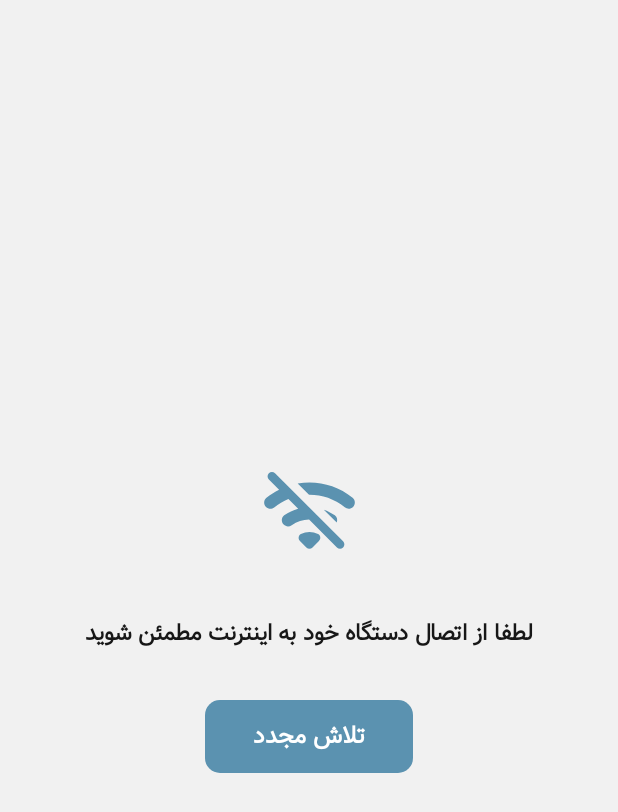
After one commit to alirezasn80/learn_en, an Android app built with Jetpack Compose: the OfflineScreen screen opened through its navigation route, on a phone screen of 412 x 824 dp. The commit adds this screen. Shown: the top 812 px of the screen. Run offline under Robolectric (Android 15) with nearby library versions, the phone set to English and light mode, and no system bars; our stand-ins replace Dagger/Hilt's generated code, Shimmer; libraries missing offline, so code that uses them is left out: io.appmetrica.analytics, ir.cafebazaar.poolakey.

Commit message:
work on check online/offline

```diff
--- a/app/src/main/java/com/alirezasn80/learn_en/app/MainActivity.kt
+++ b/app/src/main/java/com/alirezasn80/learn_en/app/MainActivity.kt
@@ -11,6 +11,7 @@ import com.alirezasn80.learn_en.app.navigation.rememberNavigationState
 import com.alirezasn80.learn_en.feature.content.ContentScreen
 import com.alirezasn80.learn_en.feature.create.CreateScreen
 import com.alirezasn80.learn_en.feature.home.HomeScreen
+import com.alirezasn80.learn_en.feature.offline.OfflineScreen
 import com.alirezasn80.learn_en.feature.onboarding.OnBoardingScreen
 import com.alirezasn80.learn_en.feature.payment.PaymentScreen
 import com.alirezasn80.learn_en.feature.splash.SplashScreen
@@ -64,6 +65,10 @@ class MainActivity : ComponentActivity() {
                         PaymentScreen(navigationState::upPress)
                     }
 
+                    composable(Screen.Offline.route) {
+                        OfflineScreen(navigationState)
+                    }
+
                 }
             }
         }
--- a/app/src/main/java/com/alirezasn80/learn_en/feature/home/HomeScreen.kt
+++ b/app/src/main/java/com/alirezasn80/learn_en/feature/home/HomeScreen.kt
@@ -344,7 +344,7 @@ private fun HeaderDrawer() {
             .background(MaterialTheme.colorScheme.secondary)
             .padding(dimension.medium)
     ) {
-        Image(painter = painterResource(id = R.drawable.ic_launcher_foreground), contentDescription = null)
+        Image(painter = painterResource(id = R.drawable.img_logo), contentDescription = null, modifier = Modifier.size(85.dp).clip(CircleShape))
         SmallSpacer()
         Text(text = stringResource(id = R.string.enlish_stories))
         SmallSpacer()
--- /dev/null
+++ b/app/src/main/java/com/alirezasn80/learn_en/feature/offline/OfflineScreen.kt
@@ -0,0 +1,58 @@
+package com.alirezasn80.learn_en.feature.offline
+
+import androidx.compose.foundation.background
+import androidx.compose.foundation.layout.Arrangement
+import androidx.compose.foundation.layout.Column
+import androidx.compose.foundation.layout.fillMaxSize
+import androidx.compose.foundation.layout.padding
+import androidx.compose.foundation.layout.size
+import androidx.compose.material3.Icon
+import androidx.compose.material3.MaterialTheme
+import androidx.compose.material3.Text
+import androidx.compose.runtime.Composable
+import androidx.compose.ui.Alignment
+import androidx.compose.ui.Modifier
+import androidx.compose.ui.graphics.vector.ImageVector
+import androidx.compose.ui.platform.LocalContext
+import androidx.compose.ui.res.stringResource
+import androidx.compose.ui.res.vectorResource
+import androidx.compose.ui.text.style.TextAlign
+import androidx.compose.ui.unit.dp
+import com.alirezasn80.learn_en.R
+import com.alirezasn80.learn_en.app.navigation.NavigationState
+import com.alirezasn80.learn_en.ui.common.BaseButton
+import com.alirezasn80.learn_en.ui.theme.LargeSpacer
+import com.alirezasn80.learn_en.ui.theme.dimension
+import com.alirezasn80.learn_en.utill.isOnline
+
+@Composable
+fun OfflineScreen(navigationState: NavigationState) {
+    val context = LocalContext.current
+    Column(
+        Modifier
+            .fillMaxSize()
+            .background(MaterialTheme.colorScheme.background)
+            .padding(dimension.medium), horizontalAlignment = Alignment.CenterHorizontally, verticalArrangement = Arrangement.Center
+    ) {
+        Icon(
+            imageVector = ImageVector.vectorResource(id = R.drawable.ic_offline),
+            contentDescription = "Offline",
+            modifier = Modifier
+                .size(70.dp),
+            tint = MaterialTheme.colorScheme.primary
+        )
+
+        LargeSpacer()
+        Text(
+            text = stringResource(id = R.string.youre_offline),
+            textAlign = TextAlign.Center,
+            color = MaterialTheme.colorScheme.onBackground,
+            style = MaterialTheme.typography.titleSmall
+        )
+        LargeSpacer()
+        BaseButton(text = R.string.try_again) {
+            if (isOnline(context))
+                navigationState.navToSplash()
+        }
+    }
+}
--- a/app/src/main/java/com/alirezasn80/learn_en/feature/splash/SplashScreen.kt
+++ b/app/src/main/java/com/alirezasn80/learn_en/feature/splash/SplashScreen.kt
@@ -9,6 +9,7 @@ import androidx.compose.foundation.layout.fillMaxWidth
 import androidx.compose.foundation.layout.padding
 import androidx.compose.foundation.layout.size
 import androidx.compose.foundation.layout.wrapContentSize
+import androidx.compose.foundation.shape.CircleShape
 import androidx.compose.material3.Icon
 import androidx.compose.material3.LinearProgressIndicator
 import androidx.compose.material3.MaterialTheme
@@ -80,9 +81,9 @@ private fun BoxScope.LogoSection() {
             .align(Alignment.Center), horizontalAlignment = Alignment.CenterHorizontally
     ) {
         Icon(
-            painter = painterResource(id = R.drawable.ic_launcher_foreground),
+            painter = painterResource(id = R.drawable.img_logo),
             contentDescription = null,
-            modifier = Modifier.size(150.dp),
+            modifier = Modifier.size(150.dp).clip(CircleShape),
             tint = Color.Unspecified
 
         )
--- a/app/src/main/java/com/alirezasn80/learn_en/feature/splash/SplashViewModel.kt
+++ b/app/src/main/java/com/alirezasn80/learn_en/feature/splash/SplashViewModel.kt
@@ -34,7 +34,8 @@ class SplashViewModel @Inject constructor(
         viewModelScope.launch(Dispatchers.IO) {
 
             if (!isOnline(application)) {
-                navigationState.navToOffline()
+                withContext(Dispatchers.Main){ navigationState.navToOffline() }
+
             } else {
                 val expireDate = dataStore.getExpireDate(Key.EXPIRE_DATE)
                 val isVip = if (expireDate == null || expireDate == -1L) null else Date().before(Date(expireDate))
--- a/app/src/main/java/com/alirezasn80/learn_en/ui/common/UI.kt
+++ b/app/src/main/java/com/alirezasn80/learn_en/ui/common/UI.kt
@@ -32,6 +32,7 @@ fun UI(
     uiComponent: SharedFlow<UiComponent>? = null,
     isNoData: Boolean = false,
     onRefresh: () -> Unit = {},
+    checkOnline: Boolean = false,
     content: @Composable () -> Unit,
 ) {
     val context = LocalContext.current
@@ -39,13 +40,13 @@ fun UI(
     var isConnected by remember { mutableStateOf(isOnline(context)) }
 
     ContentWithMessageBar(messageBarState = messageBarState) {
-        /*if (!isConnected) {
+        if (checkOnline && !isConnected) {
             messageBarState.addError(Exception("دسترسی به اینترنت وجود ندارد"))
             OfflineLayout {
                 isConnected = isOnline(context)
                 onRefresh()
             }
-        } else*/
+        } else
             Box(
                 Modifier
                     .fillMaxSize()
@@ -146,7 +147,7 @@ private fun HandleUiComponents(
                             state.addSuccess(message)
                         }
 
-                     //   MessageState.Info -> {}
+                        //   MessageState.Info -> {}
                     }
                 }
 
--- /dev/null
+++ b/app/src/main/res/drawable/ic_offline.xml
@@ -0,0 +1,5 @@
+<vector xmlns:android="http://schemas.android.com/apk/res/android" android:height="24dp" android:tint="#000000" android:viewportHeight="24" android:viewportWidth="24" android:width="24dp">
+
+    <path android:fillColor="@android:color/white" android:pathData="M20.06,10.14c0.56,0.46 1.38,0.42 1.89,-0.09 0.59,-0.59 0.55,-1.57 -0.1,-2.1 -3.59,-2.94 -8.2,-4.03 -12.55,-3.26l2.59,2.59c2.89,-0.03 5.8,0.92 8.17,2.86zM17.79,11.97c-0.78,-0.57 -1.63,-1 -2.52,-1.3l2.95,2.95c0.24,-0.58 0.1,-1.27 -0.43,-1.65zM13.95,16.23c-1.22,-0.63 -2.68,-0.63 -3.91,0 -0.59,0.31 -0.7,1.12 -0.23,1.59l1.47,1.47c0.39,0.39 1.02,0.39 1.41,0l1.47,-1.47c0.49,-0.47 0.39,-1.28 -0.21,-1.59zM19.68,17.9L4.12,2.34c-0.39,-0.39 -1.02,-0.39 -1.41,0 -0.39,0.39 -0.39,1.02 0,1.41L5.05,6.1c-1.01,0.5 -1.99,1.11 -2.89,1.85 -0.65,0.53 -0.69,1.51 -0.1,2.1 0.51,0.51 1.32,0.56 1.87,0.1 1,-0.82 2.1,-1.46 3.25,-1.93l2.23,2.23c-1.13,0.3 -2.21,0.8 -3.19,1.51 -0.69,0.5 -0.73,1.51 -0.13,2.11l0.01,0.01c0.49,0.49 1.26,0.54 1.83,0.13 1.19,-0.84 2.58,-1.26 3.97,-1.29l6.37,6.37c0.39,0.39 1.02,0.39 1.41,0 0.39,-0.37 0.39,-1 0,-1.39z"/>
+
+</vector>
--- a/app/src/main/res/values/strings.xml
+++ b/app/src/main/res/values/strings.xml
@@ -69,5 +69,6 @@
     <string name="problem_connection_bazaar">اتصال به کافه بازار با مشکل مواجه شد!</string>
     <string name="no_any_subscribe">درحال حاضر اشتراکی ندارید</string>
     <string name="tip_free_state">از ترجمه و دیکشنری دو داستان نخست به صورت رایگان لذت ببرید و با خرید اشتراک، دسترسی نامحدود به تمامی داستان‌ها و امکانات برنامه را تجربه کنید</string>
+    <string name="youre_offline">لطفا از اتصال دستگاه خود به اینترنت مطمئن شوید</string>
 
 </resources>
```
Also changed, not shown: app/src/main/java/com/alirezasn80/learn_en/feature/content/ContentScreen.kt (+6 -1 lines), app/src/main/java/com/alirezasn80/learn_en/feature/content/ContentViewModel.kt (+10 -2 lines), app/src/main/res/drawable/img_logo.png (added).
